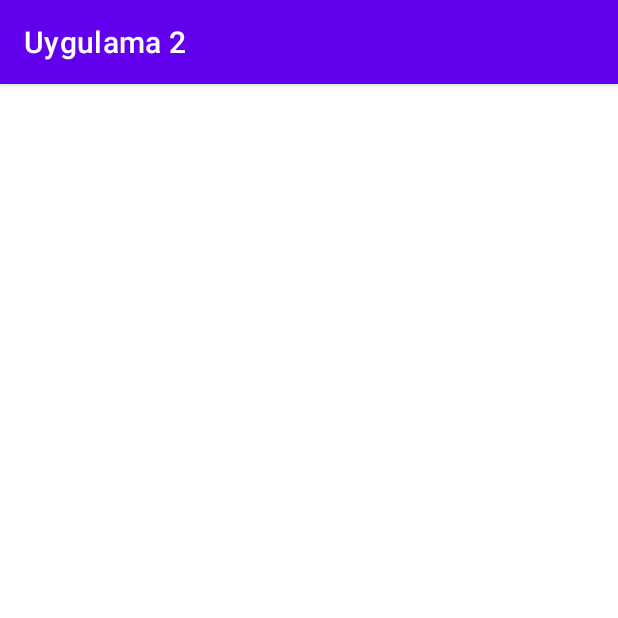
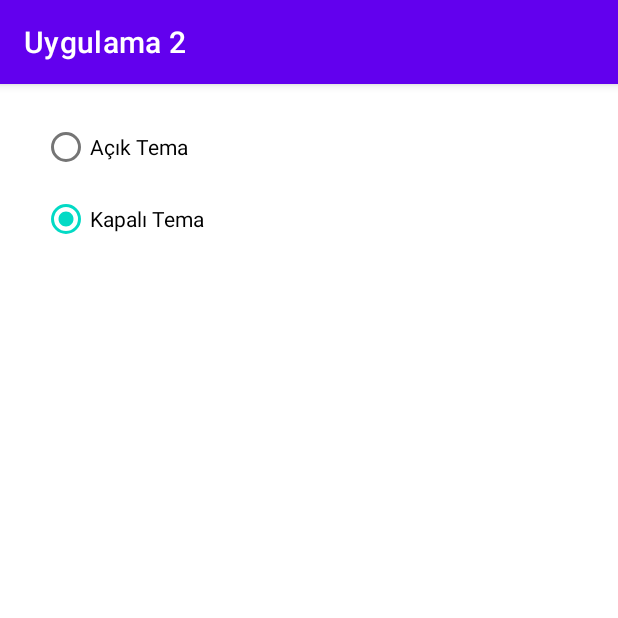
Before and after one commit to hypersalihh/Unite7_Veritabani, an Android app: the Uyg2Activity screen opened directly, with no data from a screen before it, on a phone screen of 412 x 824 dp, the top half of it. Run offline under Robolectric (Android 15) with nearby library versions, the phone set to English and light mode, and no system bars.

Commit message:
Uygulama 2 yapıldı

```diff
--- a/app/src/main/java/com/example/unite7_veritabani/Uyg2Activity.java
+++ b/app/src/main/java/com/example/unite7_veritabani/Uyg2Activity.java
@@ -1,14 +1,55 @@
 package com.example.unite7_veritabani;
 
 import androidx.appcompat.app.AppCompatActivity;
+import androidx.appcompat.app.AppCompatDelegate;
 
+import android.content.Context;
+import android.content.SharedPreferences;
 import android.os.Bundle;
+import android.text.Layout;
+import android.view.View;
+import android.widget.RadioButton;
+import android.widget.RadioGroup;
 
 public class Uyg2Activity extends AppCompatActivity {
 
+    RadioButton rdOpenTheme, rdDarkTheme;
+    private void init() {
+        rdOpenTheme = findViewById(R.id.Uyg2AcikRd);
+        rdDarkTheme = findViewById(R.id.Uyg2KapaliRd);
+    }
+    public void degistir(String kim) {
+        if (kim == "acik")
+    }
     @Override
     protected void onCreate(Bundle savedInstanceState) {
         super.onCreate(savedInstanceState);
         setContentView(R.layout.activity_uyg2);
+        init();
+        SharedPreferences sharedPreferences = this.getPreferences(Context.MODE_PRIVATE);
+        boolean data = sharedPreferences.getBoolean("theme",false);
+        if(data) { rdDarkTheme.setChecked(true); AppCompatDelegate.setDefaultNightMode(AppCompatDelegate.MODE_NIGHT_YES); }
+        else { rdOpenTheme.setChecked(true); AppCompatDelegate.setDefaultNightMode(AppCompatDelegate.MODE_NIGHT_NO); }
+        RadioGroup radioGroup = (RadioGroup) findViewById(R.id.RadioGroup);
+        radioGroup.setOnCheckedChangeListener(new RadioGroup.OnCheckedChangeListener()
+        {
+
+            @Override
+            public void onCheckedChanged(RadioGroup group, int checkedId) {
+                if(checkedId == 2131230738) {
+                    AppCompatDelegate.setDefaultNightMode(AppCompatDelegate.MODE_NIGHT_YES);
+                    SharedPreferences sharedPreferences1 = this.
+                    degistir
+                }
+                else {
+
+                }
+            }
+        });
     }
+
+    /* AppCompatDelegate.setDefaultNightMode(AppCompatDelegate.MODE_NIGHT_YES);
+                SharedPreferences data3 = this.getPreferences(Context.MODE_PRIVATE);
+                SharedPreferences.Editor edit2 = data3.edit();
+                edit2.putBoolean("theme",true); edit2.apply();*/
 }
--- a/app/src/main/res/layout/activity_uyg2.xml
+++ b/app/src/main/res/layout/activity_uyg2.xml
@@ -6,4 +6,27 @@
     android:layout_height="match_parent"
     tools:context=".Uyg2Activity">
 
+    <RadioGroup
+        android:layout_width="173dp"
+        android:layout_height="101dp"
+        android:id="@+id/RadioGroup"
+        app:layout_constraintBottom_toBottomOf="parent"
+        app:layout_constraintEnd_toEndOf="parent"
+        app:layout_constraintHorizontal_bias="0.116"
+        app:layout_constraintStart_toStartOf="parent"
+        app:layout_constraintTop_toTopOf="parent"
+        app:layout_constraintVertical_bias="0.027">
+
+        <RadioButton
+            android:id="@+id/Uyg2KapaliRd"
+            android:layout_width="match_parent"
+            android:layout_height="wrap_content"
+            android:text="Açık Tema" />
+
+        <RadioButton
+            android:id="@+id/Uyg2AcikRd"
+            android:layout_width="match_parent"
+            android:layout_height="wrap_content"
+            android:text="Kapalı Tema" />
+    </RadioGroup>
 </androidx.constraintlayout.widget.ConstraintLayout>
```
